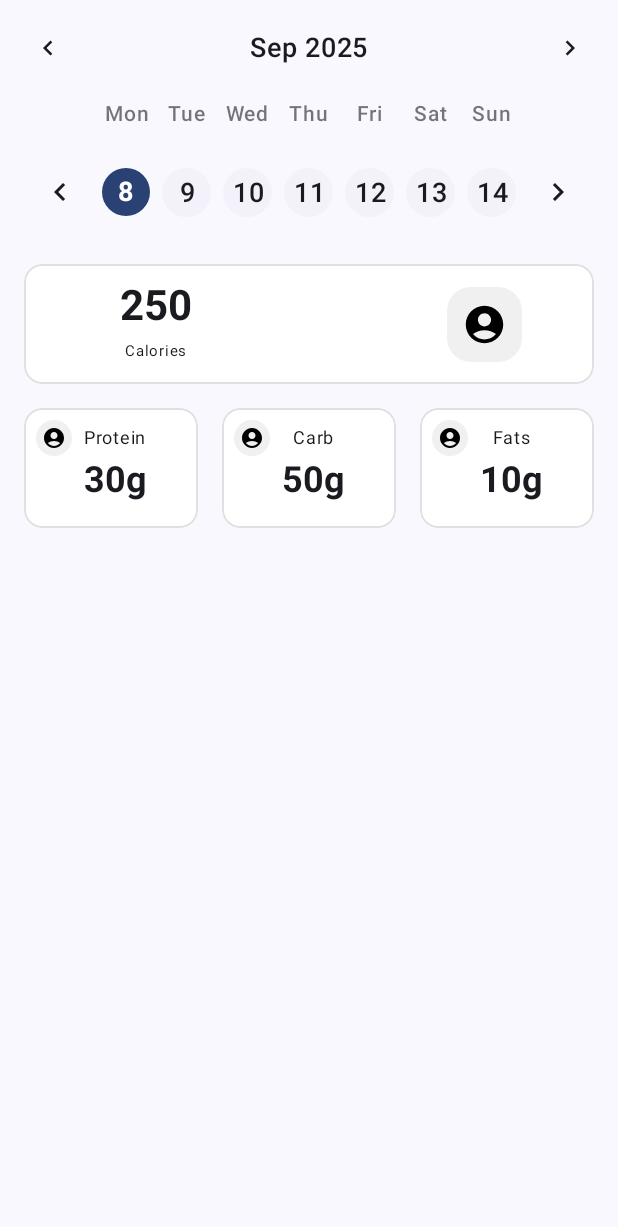
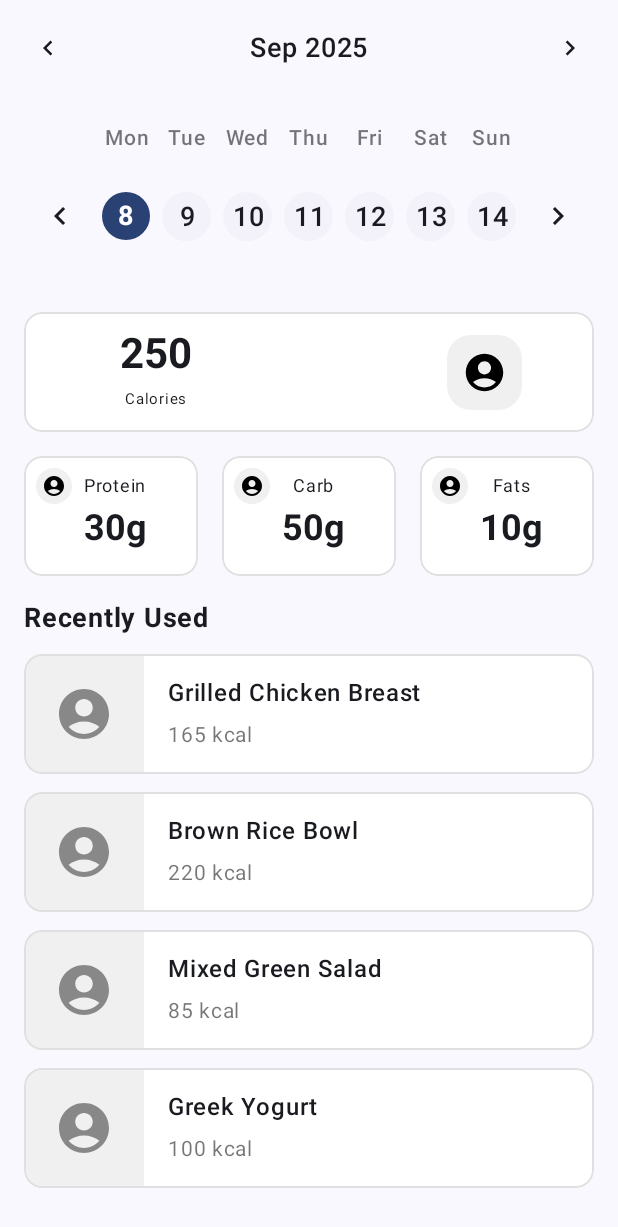
Before and after one commit to shimanto7710/fitness-tracker, an Android app built with Jetpack Compose: the CalendarScreen screen opened through its navigation route, on a phone screen of 412 x 824 dp. Shown: the top 1227 px of the screen. Run offline under Robolectric (Android 15) with nearby library versions, the light colour scheme and no system bars.

Commit message:
working on UI

```diff
--- a/app/src/main/java/com/bmqa/brac/fitnesstracker/presentation/ui/screens/CalendarScreen.kt
+++ b/app/src/main/java/com/bmqa/brac/fitnesstracker/presentation/ui/screens/CalendarScreen.kt
@@ -5,6 +5,7 @@ import androidx.compose.foundation.background
 import androidx.compose.foundation.border
 import androidx.compose.foundation.clickable
 import androidx.compose.foundation.layout.*
+import androidx.compose.foundation.lazy.LazyColumn
 import androidx.compose.foundation.lazy.LazyRow
 import androidx.compose.foundation.lazy.items
 import androidx.compose.foundation.rememberScrollState
@@ -14,8 +15,8 @@ import androidx.compose.foundation.verticalScroll
 import androidx.compose.material.icons.Icons
 import androidx.compose.material.icons.filled.AccountCircle
 import androidx.compose.material.icons.filled.ArrowDropDown
-import androidx.compose.material.icons.filled.KeyboardArrowLeft
-import androidx.compose.material.icons.filled.KeyboardArrowRight
+import androidx.compose.material.icons.automirrored.filled.KeyboardArrowLeft
+import androidx.compose.material.icons.automirrored.filled.KeyboardArrowRight
 import androidx.compose.material3.*
 import androidx.compose.runtime.*
 import androidx.compose.ui.Alignment
@@ -24,6 +25,7 @@ import androidx.compose.ui.draw.clip
 import androidx.compose.ui.graphics.Color
 import androidx.compose.ui.text.font.FontWeight
 import androidx.compose.ui.text.style.TextAlign
+import androidx.compose.ui.text.style.TextOverflow
 import androidx.compose.ui.tooling.preview.Preview
 import androidx.compose.ui.unit.dp
 import androidx.compose.ui.unit.sp
@@ -48,14 +50,15 @@ fun CalendarScreen(
     val initialWeekIndex = initialWeeks.indexOfFirst { it.contains(today) }.coerceAtLeast(0)
     var displayedWeekIndex by remember { mutableStateOf(initialWeekIndex) }
 
-    Column(
+    LazyColumn(
         modifier = modifier
             .fillMaxSize()
             .background(MaterialTheme.colorScheme.background)
-            .padding(16.dp)
-            .verticalScroll(rememberScrollState())
+            .padding(16.dp),
+        verticalArrangement = Arrangement.spacedBy(16.dp)
     ) {
         // Compact Month Header - Integrated with Calendar
+        item {
             Row(
                 modifier = Modifier
                     .fillMaxWidth()
@@ -77,7 +80,7 @@ fun CalendarScreen(
                     modifier = Modifier.size(32.dp)
                 ) {
                     Icon(
-                    imageVector = Icons.Default.KeyboardArrowLeft,
+                        imageVector = Icons.AutoMirrored.Filled.KeyboardArrowLeft,
                         contentDescription = "Previous Month",
                         tint = MaterialTheme.colorScheme.onBackground,
                         modifier = Modifier.size(20.dp)
@@ -131,15 +134,17 @@ fun CalendarScreen(
                     modifier = Modifier.size(32.dp)
                 ) {
                     Icon(
-                    imageVector = Icons.Default.KeyboardArrowRight,
+                        imageVector = Icons.AutoMirrored.Filled.KeyboardArrowRight,
                         contentDescription = "Next Month",
                         tint = MaterialTheme.colorScheme.onBackground,
                         modifier = Modifier.size(20.dp)
                     )
                 }
             }
+        }
 
         // Calendar Days - Single Row with Week Navigation
+        item {
             val calendarDays = generateCalendarDays(currentYear, currentMonth.value)
             val weeks = calendarDays.chunked(7)
             val safeWeekIndex = displayedWeekIndex.coerceIn(0, weeks.size - 1)
@@ -193,7 +198,7 @@ fun CalendarScreen(
                     enabled = safeWeekIndex > 0
                 ) {
                     Icon(
-                    imageVector = Icons.Default.KeyboardArrowLeft,
+                        imageVector = Icons.AutoMirrored.Filled.KeyboardArrowLeft,
                         contentDescription = "Previous Week",
                         tint = if (safeWeekIndex > 0)
                             MaterialTheme.colorScheme.onBackground
@@ -227,7 +232,7 @@ fun CalendarScreen(
                     enabled = safeWeekIndex < weeks.size - 1
                 ) {
                     Icon(
-                    imageVector = Icons.Default.KeyboardArrowRight,
+                        imageVector = Icons.AutoMirrored.Filled.KeyboardArrowRight,
                         contentDescription = "Next Week",
                         tint = if (safeWeekIndex < weeks.size - 1)
                             MaterialTheme.colorScheme.onBackground
@@ -235,66 +240,9 @@ fun CalendarScreen(
                     )
                 }
             }
-
-        // Today Button - Compact and integrated
-/*        Row(
-            modifier = Modifier
-                .fillMaxWidth()
-                .padding(top = 16.dp),
-            horizontalArrangement = Arrangement.Center
-        ) {
-            TextButton(
-                onClick = {
-                    selectedDate = today
-                    currentMonth = today.month
-                    currentYear = today.year
-                    val todayCalendarDays = generateCalendarDays(today.year, today.month.value)
-                    val todayWeeks = todayCalendarDays.chunked(7)
-                    displayedWeekIndex = todayWeeks.indexOfFirst { it.contains(today) }.coerceAtLeast(0)
-                },
-                colors = ButtonDefaults.textButtonColors(
-                    contentColor = MaterialTheme.colorScheme.primary
-                )
-            ) {
-                Text(
-                    text = "Today",
-                    fontSize = 14.sp,
-                    fontWeight = FontWeight.Medium
-                )
-            }
         }
 
-        Spacer(modifier = Modifier.height(16.dp))*/
-
-        /*// Selected Date Info
-        Card(
-            modifier = Modifier.fillMaxWidth(),
-            colors = CardDefaults.cardColors(
-                containerColor = MaterialTheme.colorScheme.primaryContainer
-            ),
-            shape = RoundedCornerShape(12.dp)
-        ) {
-            Column(
-                modifier = Modifier.padding(16.dp)
-            ) {
-                Text(
-                    text = "Selected Date",
-                    fontSize = 16.sp,
-                    fontWeight = FontWeight.Medium,
-                    color = MaterialTheme.colorScheme.onPrimaryContainer
-                )
-                Spacer(modifier = Modifier.height(8.dp))
-                Text(
-                    text = selectedDate.format(
-                        java.time.format.DateTimeFormatter.ofPattern("EEEE, MMMM dd, yyyy")
-                    ),
-                    fontSize = 18.sp,
-                    fontWeight = FontWeight.Bold,
-                    color = MaterialTheme.colorScheme.onPrimaryContainer
-                )
-            }
-        }*/
-
+        item {
             Spacer(modifier = Modifier.height(16.dp))
 
             // Calories Card
@@ -309,6 +257,20 @@ fun CalendarScreen(
                  carbs = "50g",
                  fat = "10g"
              )
+
+            Spacer(modifier = Modifier.height(16.dp))
+
+            // Recently Used List
+            Text(
+                text = "Recently Used",
+                fontSize = 18.sp,
+                fontWeight = FontWeight.Bold,
+                color = MaterialTheme.colorScheme.onBackground,
+                modifier = Modifier.padding(bottom = 12.dp)
+            )
+
+            RecentlyUsedList()
+        }
     }
 }
 
@@ -352,12 +314,6 @@ private fun CalendarDayItem(
             textAlign = TextAlign.Center
         )
     }
-}
-
-@SuppressLint("NewApi")
-private fun findCurrentWeek(calendarDays: List<LocalDate>, selectedDate: LocalDate): List<LocalDate> {
-    val weeks = calendarDays.chunked(7)
-    return weeks.find { week -> week.contains(selectedDate) } ?: weeks.first()
 }
 
 @SuppressLint("NewApi")
@@ -515,6 +471,125 @@ fun CalorieTypeCard(label: String, value: String, modifier: Modifier = Modifier)
     }
 }
 
+@Composable
+private fun RecentlyUsedList() {
+    val recentlyUsedItems = listOf(
+        RecentlyUsedItem(
+            id = 1,
+            name = "Grilled Chicken Breast",
+            totalCalories = "165 kcal",
+            imageUrl = "https://example.com/chicken.jpg"
+        ),
+        RecentlyUsedItem(
+            id = 2,
+            name = "Brown Rice Bowl",
+            totalCalories = "220 kcal",
+            imageUrl = "https://example.com/rice.jpg"
+        ),
+        RecentlyUsedItem(
+            id = 3,
+            name = "Mixed Green Salad",
+            totalCalories = "85 kcal",
+            imageUrl = "https://example.com/salad.jpg"
+        ),
+        RecentlyUsedItem(
+            id = 4,
+            name = "Greek Yogurt",
+            totalCalories = "100 kcal",
+            imageUrl = "https://example.com/yogurt.jpg"
+        )
+    )
+
+    Column(
+        verticalArrangement = Arrangement.spacedBy(12.dp)
+    ) {
+        recentlyUsedItems.forEach { item ->
+            RecentlyUsedItemCard(item = item)
+        }
+    }
+}
+
+@Composable
+private fun RecentlyUsedItemCard(
+    item: RecentlyUsedItem,
+    modifier: Modifier = Modifier
+) {
+    Card(
+        modifier = modifier
+            .fillMaxWidth()
+            .height(80.dp)
+            .clip(RoundedCornerShape(12.dp))
+            .border(
+                width = 1.dp,
+                color = Color(0xFFE0E0E0),
+                shape = RoundedCornerShape(12.dp)
+            ),
+        shape = RoundedCornerShape(12.dp),
+        colors = CardDefaults.cardColors(containerColor = Color.White)
+    ) {
+        Row(
+            modifier = Modifier.fillMaxSize(),
+            verticalAlignment = Alignment.CenterVertically
+        ) {
+            // Left side image with rounded corners on left side only
+            Box(
+                modifier = Modifier
+                    .width(80.dp)
+                    .height(80.dp)
+                    .clip(
+                        RoundedCornerShape(
+                            topStart = 12.dp,
+                            bottomStart = 12.dp,
+                            topEnd = 0.dp,
+                            bottomEnd = 0.dp
+                        )
+                    )
+                    .background(Color(0xFFF0F0F0))
+            ) {
+                // Placeholder for image - you can replace with actual image loading
+                Icon(
+                    imageVector = Icons.Filled.AccountCircle,
+                    contentDescription = item.name,
+                    tint = Color.Gray,
+                    modifier = Modifier
+                        .size(40.dp)
+                        .align(Alignment.Center)
+                )
+            }
+
+            // Content area
+            Column(
+                modifier = Modifier
+                    .fillMaxHeight()
+                    .padding(start = 16.dp, end = 16.dp, top = 12.dp, bottom = 12.dp),
+                verticalArrangement = Arrangement.Center
+            ) {
+                Text(
+                    text = item.name,
+                    fontSize = 16.sp,
+                    fontWeight = FontWeight.Medium,
+                    color = MaterialTheme.colorScheme.onBackground,
+                    maxLines = 1,
+                    overflow = TextOverflow.Ellipsis
+                )
+                Spacer(modifier = Modifier.height(4.dp))
+                Text(
+                    text = item.totalCalories,
+                    fontSize = 14.sp,
+                    color = MaterialTheme.colorScheme.onBackground.copy(alpha = 0.6f)
+                )
+            }
+        }
+    }
+}
+
+data class RecentlyUsedItem(
+    val id: Int,
+    val name: String,
+    val totalCalories: String,
+    val imageUrl: String
+)
+
 @Preview(showBackground = true)
 @Composable
 private fun CalendarScreenPreview() {
```
Lines whose indentation alone changed are shown as unchanged.
